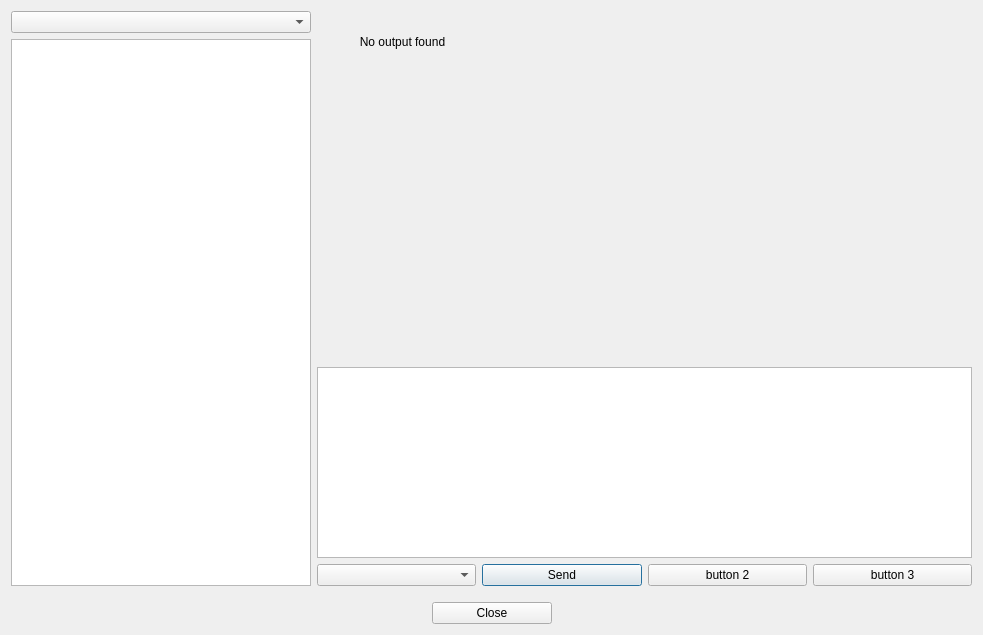
Above: services/ui/forms/studyviewer.ui from mri4all/console before the change. Below: the same form after it.
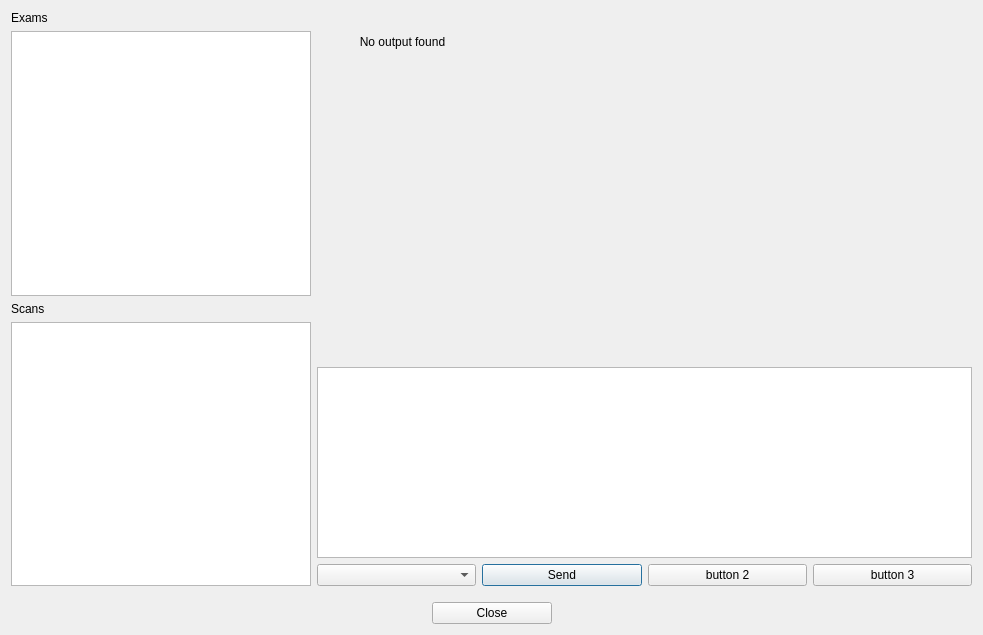
That is the form after the change.

Commit message: minor UI changes - study viewer

The edit to the form file:
```diff
--- a/services/ui/forms/studyviewer.ui
+++ b/services/ui/forms/studyviewer.ui
@@ -19,7 +19,21 @@
      <item>
       <layout class="QVBoxLayout" name="verticalLayout">
        <item>
-        <widget class="QComboBox" name="examComboBox"/>
+        <widget class="QLabel" name="label_2">
+         <property name="text">
+          <string>Exams</string>
+         </property>
+        </widget>
+       </item>
+       <item>
+        <widget class="QListWidget" name="examListWidget"/>
+       </item>
+       <item>
+        <widget class="QLabel" name="label_3">
+         <property name="text">
+          <string>Scans</string>
+         </property>
+        </widget>
        </item>
        <item>
         <widget class="QListWidget" name="scanListWidget">
```
The commit also changes 1 other file.
